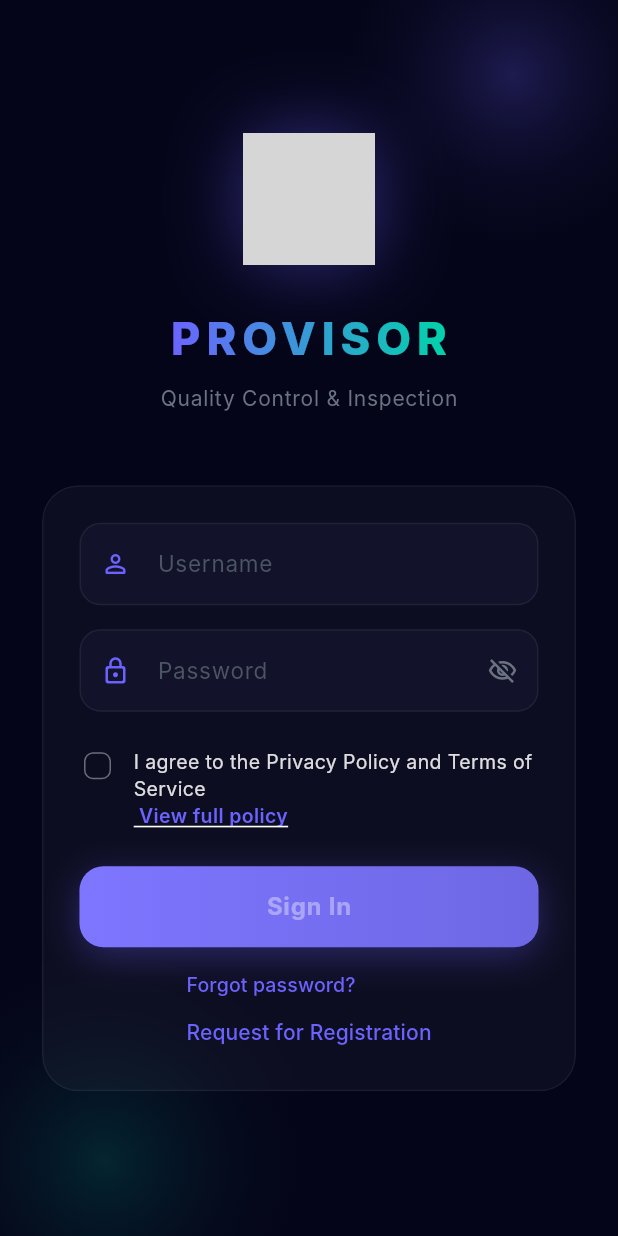
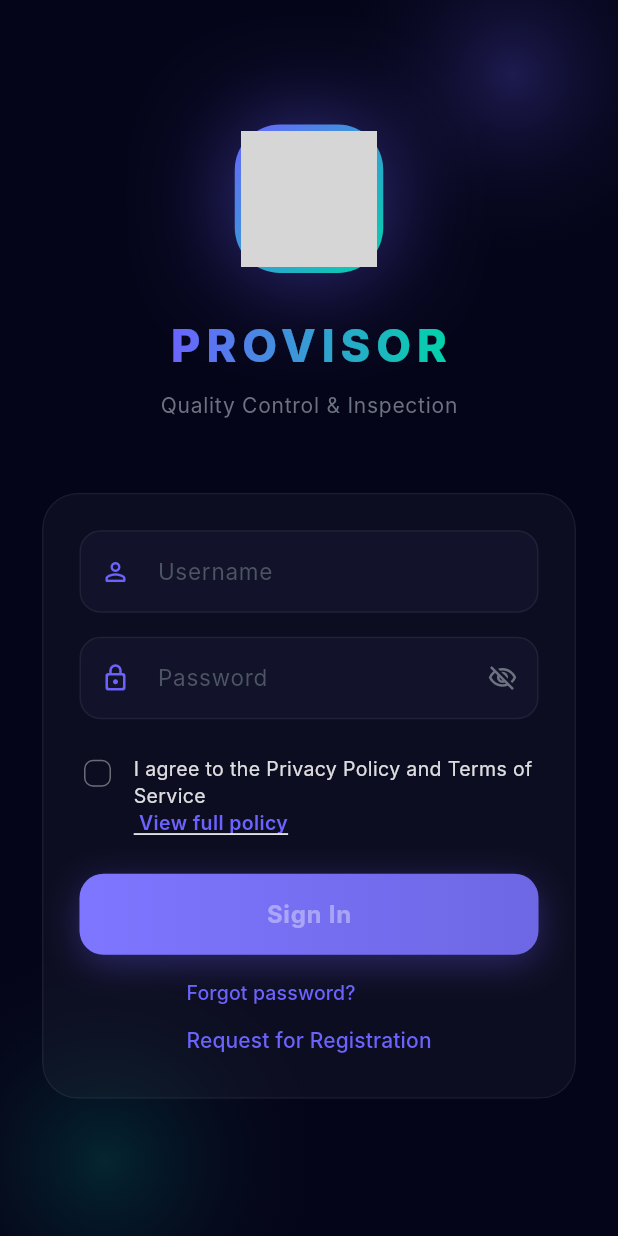
Before and after one commit to omarvbnet/u-smart, a Flutter app: the screen it shows after launch, on a phone screen of 412 x 824 dp. Run offline on Flutter 3.47's test engine with Material 3 defaults, Android fonts, the phone set to English and light mode, and no system bars; our stand-ins replace file_picker, firebase_core, firebase_messaging, flutter_local_notifications, flutter_map, flutter_secure_storage and 6 more; accounts and stored records are empty; Roboto replaces fonts that are missing (Inter); statements that could not run were skipped; grey boxes are pictures that could not be loaded.

Commit message:
feat(ui): elevate launch/login branding and requester token visibility
Upgrade the iOS launch and Flutter login visuals with a premium branded look, include requester push token/platform columns in admin, and send mobile push token during login for persistence.

Made-with: Cursor

```diff
--- a/usmart_qc/lib/screens/login_screen.dart
+++ b/usmart_qc/lib/screens/login_screen.dart
@@ -16,7 +16,7 @@ class LoginScreen extends StatefulWidget {
 }
 
 class _LoginScreenState extends State<LoginScreen>
-    with SingleTickerProviderStateMixin {
+    with TickerProviderStateMixin {
   final _usernameCtrl = TextEditingController();
   final _passwordCtrl = TextEditingController();
   bool _obscure = true;
@@ -30,6 +30,10 @@ class _LoginScreenState extends State<LoginScreen>
   late AnimationController _animCtrl;
   late Animation<double> _fadeIn;
   late Animation<Offset> _slideUp;
+  late AnimationController _logoCtrl;
+  late Animation<double> _logoScale;
+  late Animation<double> _logoRotate;
+  late Animation<double> _logoGlow;
 
   @override
   void initState() {
@@ -43,6 +47,19 @@ class _LoginScreenState extends State<LoginScreen>
       begin: const Offset(0, 0.15),
       end: Offset.zero,
     ).animate(CurvedAnimation(parent: _animCtrl, curve: Curves.easeOutCubic));
+    _logoCtrl = AnimationController(
+      vsync: this,
+      duration: const Duration(milliseconds: 2600),
+    )..repeat(reverse: true);
+    _logoScale = Tween<double>(begin: 0.96, end: 1.06).animate(
+      CurvedAnimation(parent: _logoCtrl, curve: Curves.easeInOutSine),
+    );
+    _logoRotate = Tween<double>(begin: -0.02, end: 0.02).animate(
+      CurvedAnimation(parent: _logoCtrl, curve: Curves.easeInOut),
+    );
+    _logoGlow = Tween<double>(begin: 40, end: 70).animate(
+      CurvedAnimation(parent: _logoCtrl, curve: Curves.easeInOutCubic),
+    );
     _animCtrl.forward();
     WidgetsBinding.instance.addPostFrameCallback((_) => _loadSavedCredentials());
   }
@@ -255,6 +272,7 @@ class _LoginScreenState extends State<LoginScreen>
   @override
   void dispose() {
     _animCtrl.dispose();
+    _logoCtrl.dispose();
     _usernameCtrl.dispose();
     _passwordCtrl.dispose();
     super.dispose();
@@ -318,25 +336,58 @@ class _LoginScreenState extends State<LoginScreen>
                     child: Column(
                       mainAxisSize: MainAxisSize.min,
                       children: [
-                        Container(
-                          width: 88,
-                          height: 88,
+                        AnimatedBuilder(
+                          animation: _logoCtrl,
+                          builder: (context, child) {
+                            return Transform.rotate(
+                              angle: _logoRotate.value,
+                              child: Transform.scale(
+                                scale: _logoScale.value,
+                                child: Container(
+                                  width: 98,
+                                  height: 98,
+                                  padding: const EdgeInsets.all(4),
                                   decoration: BoxDecoration(
-                            borderRadius: BorderRadius.circular(26),
+                                    borderRadius: BorderRadius.circular(30),
+                                    gradient: const LinearGradient(
+                                      colors: [Color(0xFF6C63FF), Color(0xFF00D4AA)],
+                                      begin: Alignment.topLeft,
+                                      end: Alignment.bottomRight,
+                                    ),
                                     boxShadow: [
                                       BoxShadow(
-                                color:
-                                    const Color(0xFF6C63FF).withAlpha(100),
-                                blurRadius: 40,
+                                        color: const Color(0xFF6C63FF).withAlpha(120),
+                                        blurRadius: _logoGlow.value,
                                         spreadRadius: 2,
                                       ),
                                     ],
                                   ),
                                   child: ClipRRect(
                                     borderRadius: BorderRadius.circular(26),
-                            child: Image.asset('assets/provisor_icon.png',
-                                fit: BoxFit.cover),
+                                    child: Stack(
+                                      fit: StackFit.expand,
+                                      children: [
+                                        Image.asset('assets/provisor_icon.png', fit: BoxFit.cover),
+                                        Container(
+                                          decoration: BoxDecoration(
+                                            gradient: LinearGradient(
+                                              colors: [
+                                                Colors.white.withAlpha(24),
+                                                Colors.transparent,
+                                                Colors.black.withAlpha(20),
+                                              ],
+                                              begin: Alignment.topLeft,
+                                              end: Alignment.bottomRight,
                                             ),
+                                          ),
+                                        ),
+                                      ],
+                                    ),
+                                  ),
+                                ),
+                              ),
+                            );
+                          },
                         ),
                         const SizedBox(height: 28),
                         ShaderMask(
@@ -424,7 +475,7 @@ class _LoginScreenState extends State<LoginScreen>
                                               value: _agreedToTerms,
                                               onChanged: (v) => setState(() => _agreedToTerms = v ?? false),
                                               activeColor: const Color(0xFF6C63FF),
-                                              fillColor: MaterialStateProperty.resolveWith((_) => _agreedToTerms ? const Color(0xFF6C63FF) : Colors.transparent),
+                                              fillColor: WidgetStateProperty.resolveWith((_) => _agreedToTerms ? const Color(0xFF6C63FF) : Colors.transparent),
                                               side: BorderSide(color: Colors.white.withAlpha(100)),
                                               shape: RoundedRectangleBorder(borderRadius: BorderRadius.circular(6)),
                                             ),
```
Also changed, not shown: usmart_qc/lib/services/auth_service.dart (+12 -0 lines), 3 other files. Lines whose indentation alone changed are shown as unchanged.
